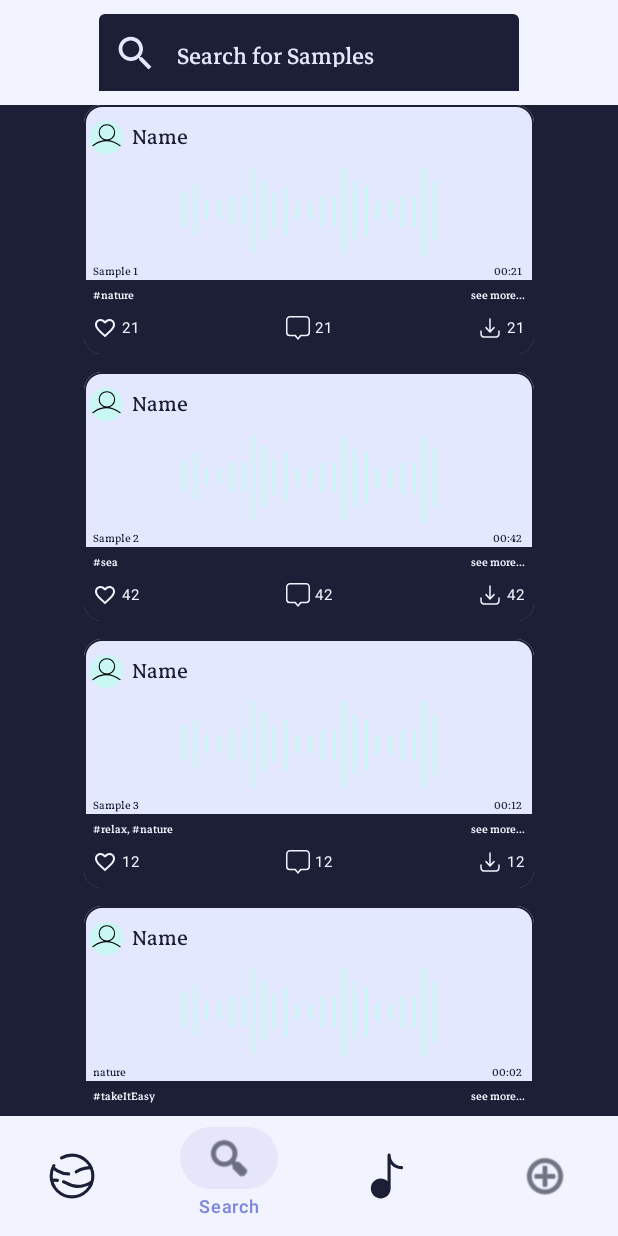
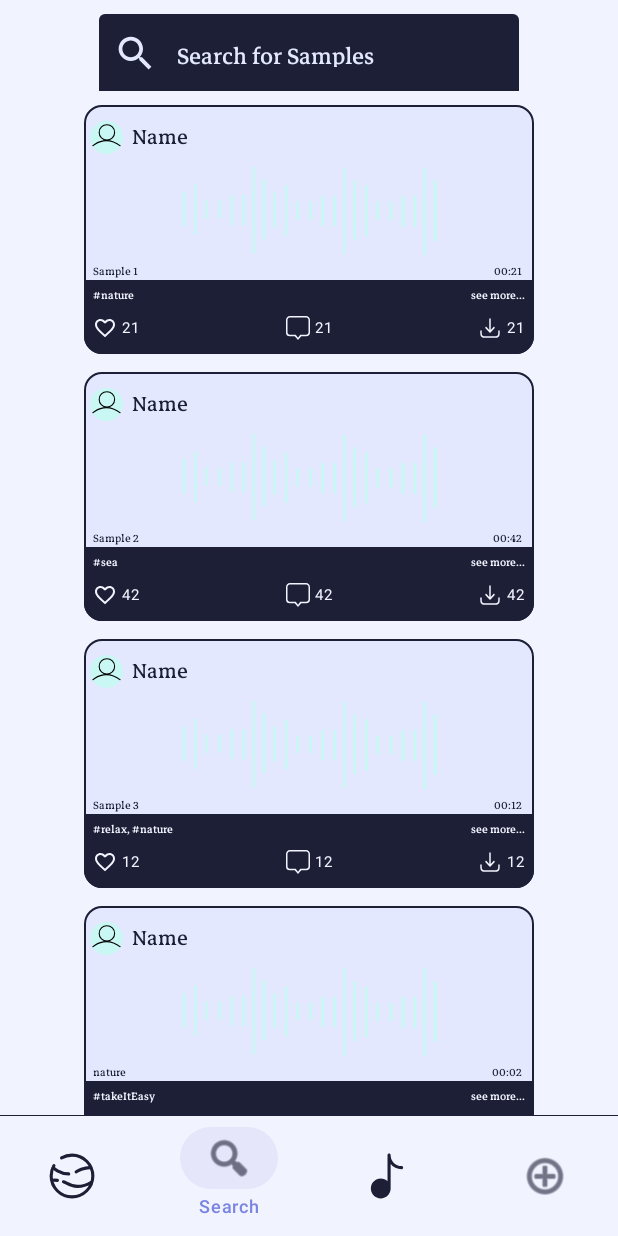
Before and after one commit to NepTune-SwEnt/NepTune, an Android app built with Jetpack Compose: the search screen opened through its navigation route, on a phone screen of 412 x 824 dp. Run offline under Robolectric (Android 15) with nearby library versions, the light colour scheme and no system bars; our stand-ins replace Room's generated code.

Commit message:
fix: Update search screen background color
This commit changes the background color of the search screen list from `listBackground` to the standard `background` color defined in `NepTuneTheme.colors` for better consistency.

```diff
--- a/app/src/main/java/com/neptune/neptune/ui/search/SearchScreen.kt
+++ b/app/src/main/java/com/neptune/neptune/ui/search/SearchScreen.kt
@@ -128,7 +128,7 @@ fun ScrollableColumnOfSamples(
           modifier
               .testTag(SearchScreenTestTags.SAMPLE_LIST)
               .fillMaxSize()
-              .background(NepTuneTheme.colors.listBackground),
+              .background(NepTuneTheme.colors.background),
       verticalArrangement = Arrangement.spacedBy(12.dp),
       horizontalAlignment = Alignment.CenterHorizontally) {
         val width = 300.dp
```
